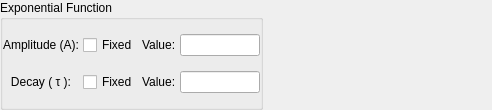
The window that gui_exponential.ui (samo38/AucPeakFitter) describes before a commit, drawn with Qt 5.
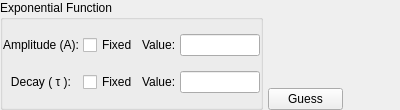
The same window after the commit.

Commit message: add guess button

```diff
--- a/gui_exponential.ui
+++ b/gui_exponential.ui
@@ -6,28 +6,28 @@
    <rect>
     <x>0</x>
     <y>0</y>
-    <width>492</width>
+    <width>400</width>
     <height>110</height>
    </rect>
   </property>
   <property name="minimumSize">
    <size>
-    <width>0</width>
+    <width>400</width>
     <height>110</height>
    </size>
   </property>
   <property name="maximumSize">
    <size>
-    <width>16777215</width>
+    <width>400</width>
     <height>110</height>
    </size>
   </property>
   <property name="windowTitle">
    <string>Form</string>
   </property>
-  <layout class="QHBoxLayout" name="horizontalLayout" stretch="0">
+  <layout class="QHBoxLayout" name="horizontalLayout" stretch="0,0">
    <property name="spacing">
-    <number>0</number>
+    <number>5</number>
    </property>
    <property name="leftMargin">
     <number>0</number>
@@ -159,6 +159,25 @@
      </layout>
     </widget>
    </item>
+   <item alignment="Qt::AlignLeft|Qt::AlignBottom">
+    <widget class="QPushButton" name="pb_guess">
+     <property name="minimumSize">
+      <size>
+       <width>75</width>
+       <height>0</height>
+      </size>
+     </property>
+     <property name="maximumSize">
+      <size>
+       <width>75</width>
+       <height>16777215</height>
+      </size>
+     </property>
+     <property name="text">
+      <string>Guess</string>
+     </property>
+    </widget>
+   </item>
   </layout>
  </widget>
  <resources>
```
Left out of the diff: 4 changed lines with no effect on the pictures. The commit also changes 3 other files.
